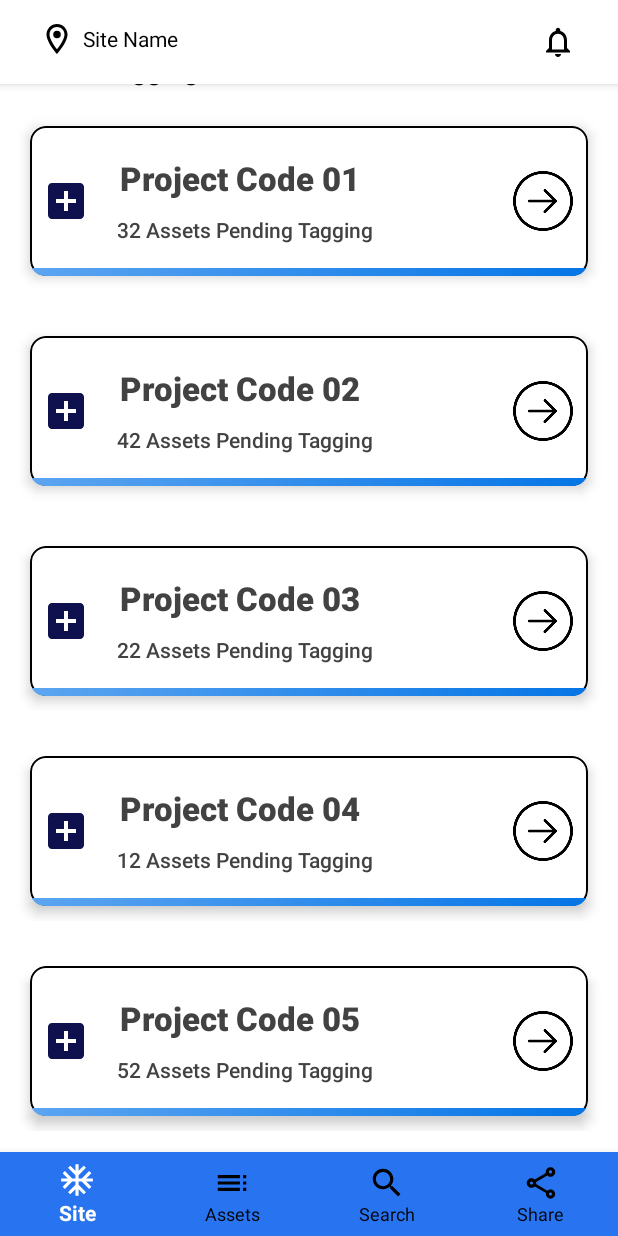
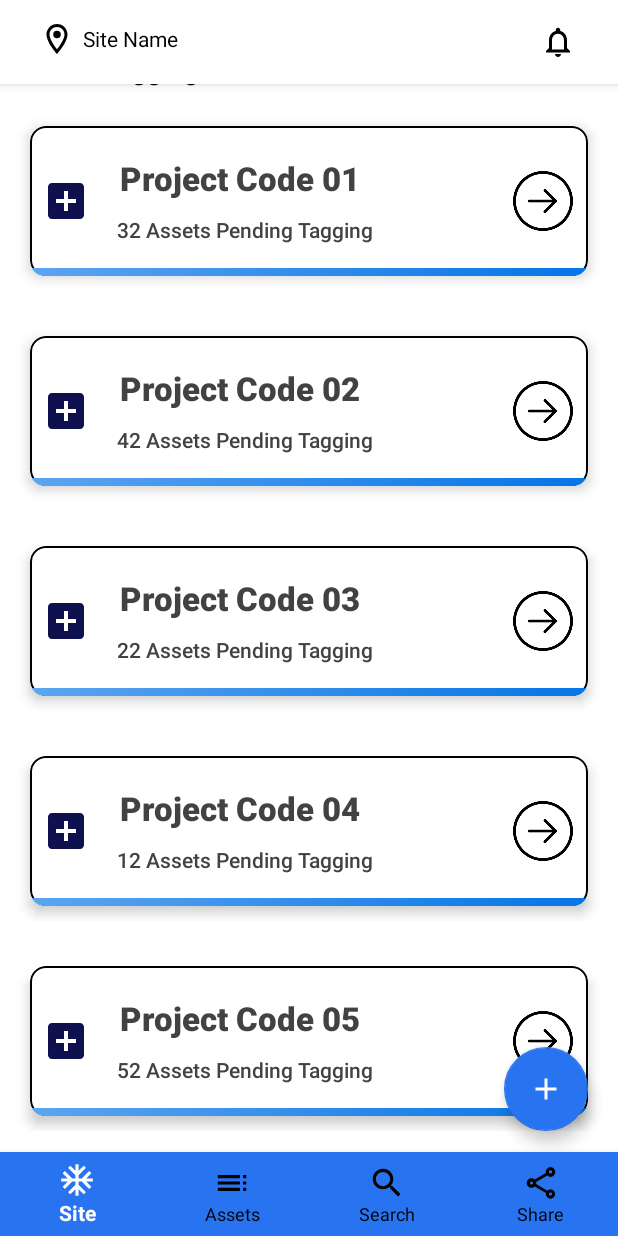
Before and after one commit to gopaljain1st/QRCode, an Android app: the SiteActivity screen opened directly, with no data from a screen before it, on a phone screen of 412 x 824 dp. Run offline under Robolectric (Android 15) with nearby library versions, the phone set to English and light mode, and no system bars.

Commit message:
Button Added

```diff
--- a/app/src/main/res/layout/site_activity.xml
+++ b/app/src/main/res/layout/site_activity.xml
@@ -6,6 +6,17 @@
     android:background="@color/white"
     xmlns:app="http://schemas.android.com/apk/res-auto"
     >
+    <com.google.android.material.floatingactionbutton.FloatingActionButton
+        android:layout_width="wrap_content"
+        android:layout_height="wrap_content"
+        android:layout_gravity="end|bottom"
+        android:layout_marginBottom="70dp"
+        android:layout_marginRight="20dp"
+        android:id="@+id/addAsset"
+        android:tint="@color/white"
+        android:src="@drawable/ic_add_black_24dp"
+        android:background="@color/colorPrimaryDark"
+        />
     <com.google.android.material.appbar.AppBarLayout
         android:layout_width="match_parent"
         android:layout_height="wrap_content"
```
